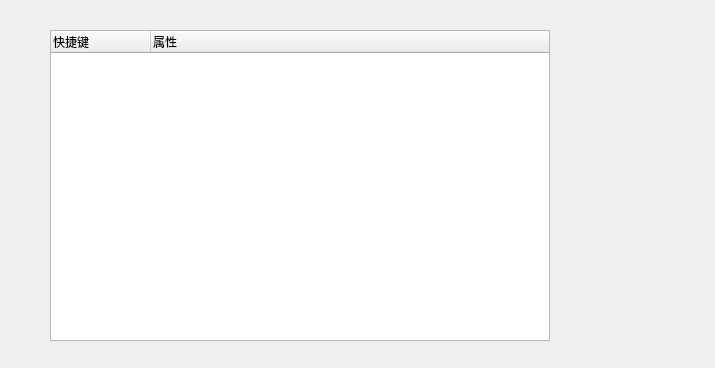
Qt form sorttherecordnamelikedir.ui (yaojiang375/TimeRecord5th) before a commit.
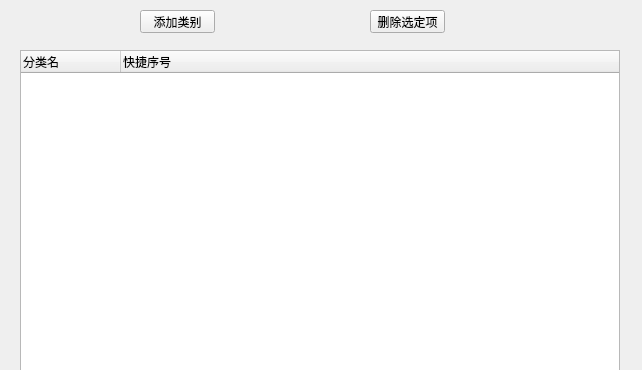
The same form after that commit.

Patch:
```diff
--- a/sorttherecordnamelikedir.ui
+++ b/sorttherecordnamelikedir.ui
@@ -6,8 +6,8 @@
    <rect>
     <x>0</x>
     <y>0</y>
-    <width>715</width>
-    <height>368</height>
+    <width>642</width>
+    <height>370</height>
    </rect>
   </property>
   <property name="baseSize">
@@ -25,10 +25,10 @@
   <widget class="QTreeWidget" name="treeWidget">
    <property name="geometry">
     <rect>
-     <x>50</x>
-     <y>30</y>
-     <width>500</width>
-     <height>311</height>
+     <x>20</x>
+     <y>50</y>
+     <width>600</width>
+     <height>321</height>
     </rect>
    </property>
    <property name="sizePolicy">
@@ -87,15 +87,41 @@
    </attribute>
    <column>
     <property name="text">
-     <string>快捷键</string>
+     <string>分类名</string>
     </property>
    </column>
    <column>
     <property name="text">
-     <string>属性</string>
+     <string>快捷序号</string>
     </property>
    </column>
   </widget>
+  <widget class="QPushButton" name="pushButton">
+   <property name="geometry">
+    <rect>
+     <x>140</x>
+     <y>10</y>
+     <width>75</width>
+     <height>23</height>
+    </rect>
+   </property>
+   <property name="text">
+    <string>添加类别</string>
+   </property>
+  </widget>
+  <widget class="QPushButton" name="pushButton_2">
+   <property name="geometry">
+    <rect>
+     <x>370</x>
+     <y>10</y>
+     <width>75</width>
+     <height>23</height>
+    </rect>
+   </property>
+   <property name="text">
+    <string>删除选定项</string>
+   </property>
+  </widget>
  </widget>
  <resources/>
  <connections/>
```
Left out of the diff: 5 changed lines with no effect on the pictures.
